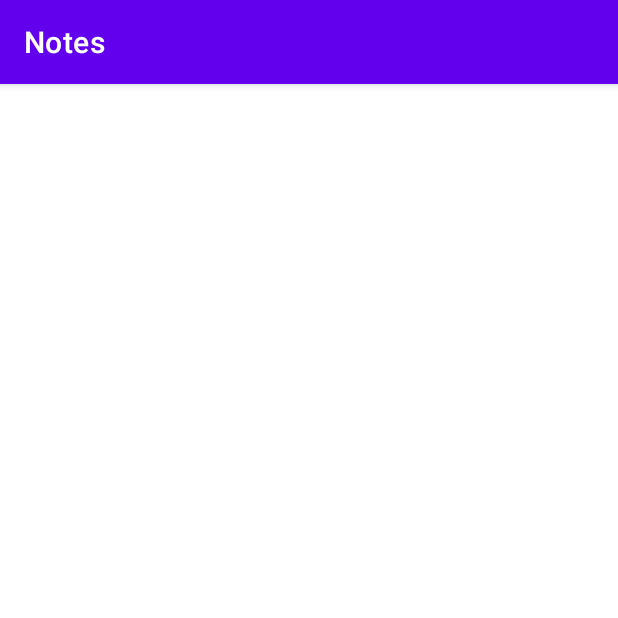
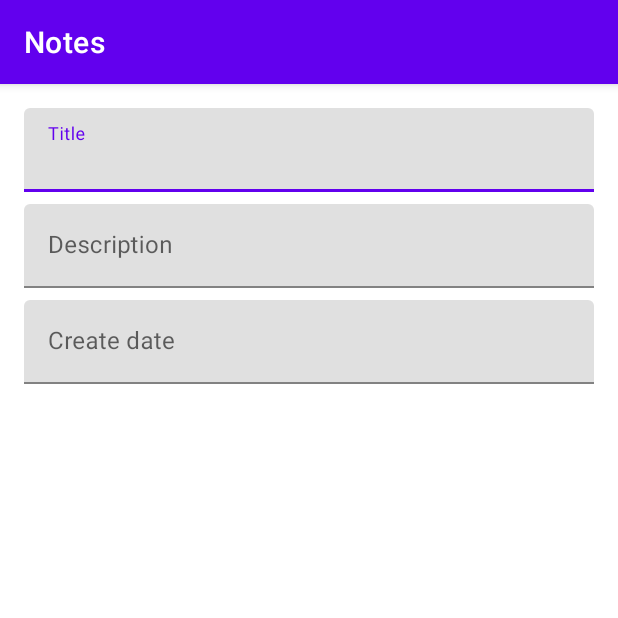
Before and after one commit to vkharapaev/gb-notes-hw6, an Android app: the screen it shows after launch (MainActivity), on a phone screen of 412 x 824 dp, the top half of it. Run offline under Robolectric (Android 15) with nearby library versions, the phone set to English and light mode, and no system bars.

Commit message:
Note fragment is implemented

```diff
--- a/app/src/main/java/com/headmostlab/notes/MainActivity.java
+++ b/app/src/main/java/com/headmostlab/notes/MainActivity.java
@@ -4,6 +4,8 @@ import android.os.Bundle;
 
 import androidx.annotation.Nullable;
 import androidx.appcompat.app.AppCompatActivity;
+
+import com.headmostlab.notes.ui.note.NoteFragment;
 
 public class MainActivity extends AppCompatActivity {
 
@@ -12,5 +14,14 @@ public class MainActivity extends AppCompatActivity {
         super.onCreate(savedInstanceState);
 
         setContentView(R.layout.activity_main);
+
+        if (savedInstanceState != null) {
+            return;
+        }
+
+        getSupportFragmentManager()
+                .beginTransaction()
+                .add(R.id.container, NoteFragment.newNoteFragment())
+                .commit();
     }
 }
--- /dev/null
+++ b/app/src/main/java/com/headmostlab/notes/ui/note/NoteFragment.java
@@ -0,0 +1,25 @@
+package com.headmostlab.notes.ui.note;
+
+import android.os.Bundle;
+import android.view.LayoutInflater;
+import android.view.View;
+import android.view.ViewGroup;
+
+import androidx.annotation.NonNull;
+import androidx.annotation.Nullable;
+import androidx.fragment.app.Fragment;
+
+import com.headmostlab.notes.R;
+
+public class NoteFragment extends Fragment {
+
+    public static NoteFragment newNoteFragment() {
+        return new NoteFragment();
+    }
+
+    @Nullable
+    @Override
+    public View onCreateView(@NonNull LayoutInflater inflater, @Nullable ViewGroup container, @Nullable Bundle savedInstanceState) {
+        return inflater.inflate(R.layout.fragment_note, container, false);
+    }
+}
--- a/app/src/main/res/layout/activity_main.xml
+++ b/app/src/main/res/layout/activity_main.xml
@@ -1,4 +1,5 @@
 <?xml version="1.0" encoding="utf-8"?>
 <FrameLayout xmlns:android="http://schemas.android.com/apk/res/android"
+    android:id="@+id/container"
     android:layout_width="match_parent"
     android:layout_height="match_parent" />
--- /dev/null
+++ b/app/src/main/res/layout/fragment_note.xml
@@ -0,0 +1,49 @@
+<?xml version="1.0" encoding="utf-8"?>
+<LinearLayout xmlns:android="http://schemas.android.com/apk/res/android"
+    android:layout_width="match_parent"
+    android:layout_height="match_parent"
+    android:layout_margin="@dimen/screen_margin"
+    android:orientation="vertical">
+
+    <com.google.android.material.textfield.TextInputLayout
+        android:layout_width="match_parent"
+        android:layout_height="wrap_content"
+        android:layout_marginBottom="@dimen/view_margin">
+
+        <EditText
+            android:id="@+id/title"
+            android:layout_width="match_parent"
+            android:layout_height="wrap_content"
+            android:hint="@string/title"
+            android:importantForAutofill="no"
+            android:inputType="text" />
+    </com.google.android.material.textfield.TextInputLayout>
+
+    <com.google.android.material.textfield.TextInputLayout
+        android:layout_width="match_parent"
+        android:layout_height="wrap_content"
+        android:layout_marginBottom="@dimen/view_margin">
+
+        <EditText
+            android:id="@+id/description"
+            android:layout_width="match_parent"
+            android:layout_height="wrap_content"
+            android:hint="@string/description"
+            android:importantForAutofill="no"
+            android:inputType="text" />
+    </com.google.android.material.textfield.TextInputLayout>
+
+    <com.google.android.material.textfield.TextInputLayout
+        android:layout_width="match_parent"
+        android:layout_height="wrap_content">
+
+        <EditText
+            android:id="@+id/createDate"
+            android:layout_width="match_parent"
+            android:layout_height="wrap_content"
+            android:hint="@string/create_date"
+            android:importantForAutofill="no"
+            android:inputType="date" />
+    </com.google.android.material.textfield.TextInputLayout>
+
+</LinearLayout>
--- /dev/null
+++ b/app/src/main/res/values/dimens.xml
@@ -0,0 +1,5 @@
+<?xml version="1.0" encoding="utf-8"?>
+<resources>
+    <dimen name="screen_margin">16dp</dimen>
+    <dimen name="view_margin">8dp</dimen>
+</resources>
--- a/app/src/main/res/values/strings.xml
+++ b/app/src/main/res/values/strings.xml
@@ -1,3 +1,6 @@
 <resources>
     <string name="app_name">Notes</string>
+    <string name="title">Title</string>
+    <string name="description">Description</string>
+    <string name="create_date">Create date</string>
 </resources>
```
